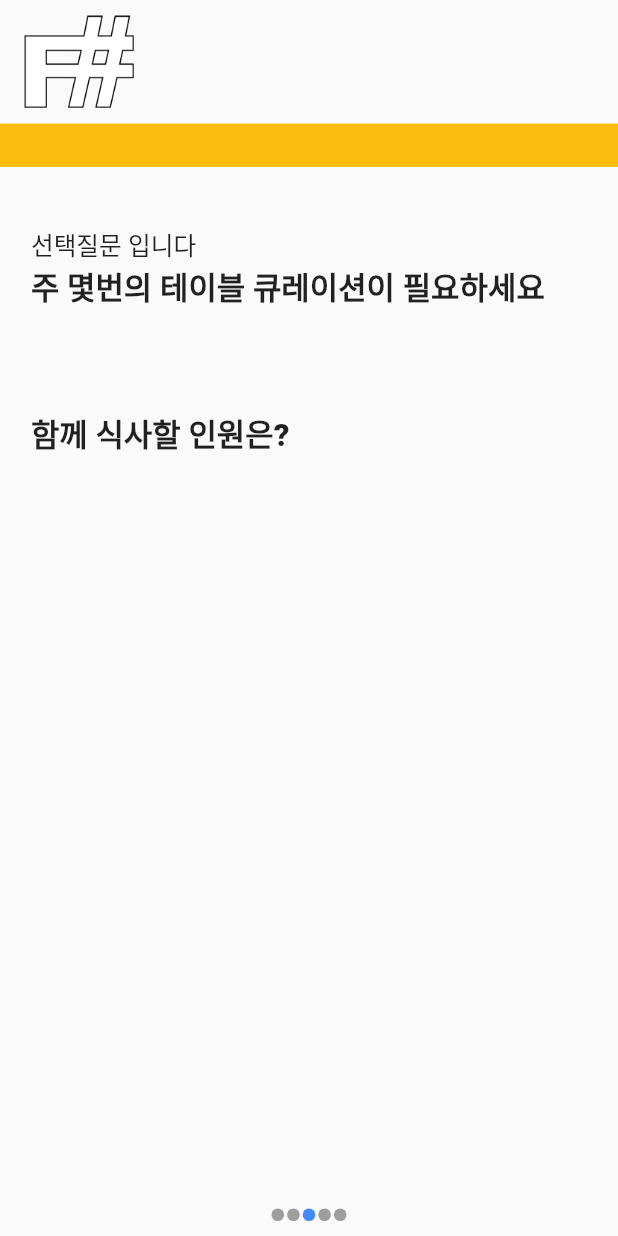
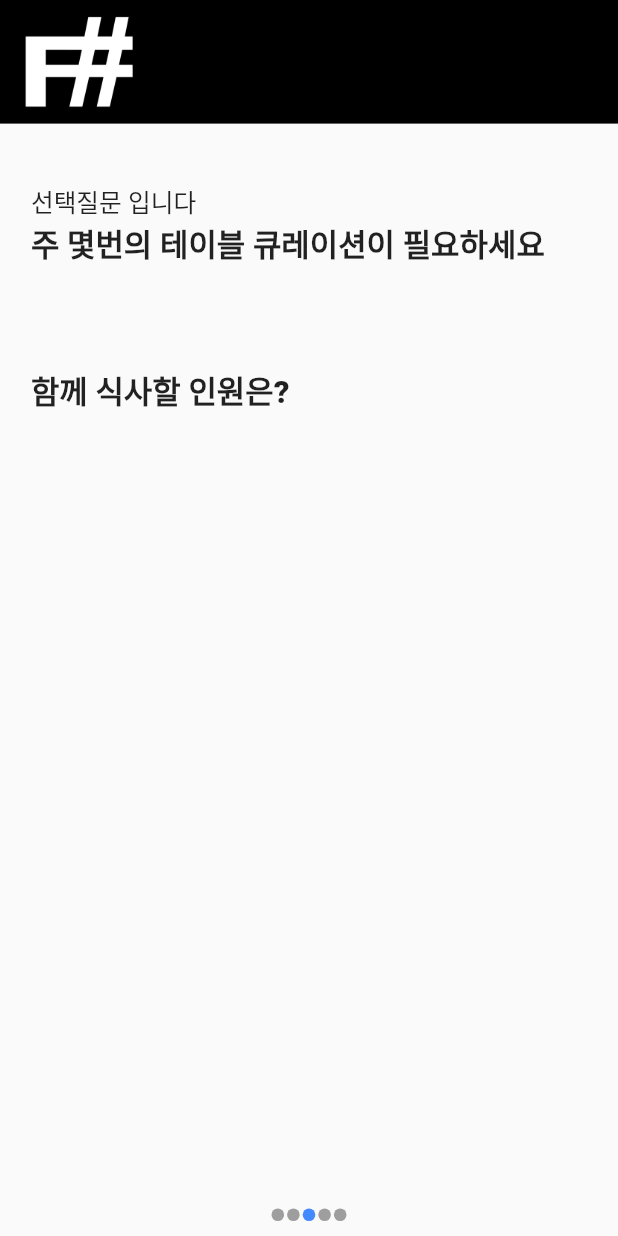
Before and after one commit to wjsghk9029/F-_Flutter_cj, a Flutter app: the StartOfTablePage screen opened directly, swiped to page 3, on a phone screen of 412 x 824 dp. Run offline on Flutter 3.47's test engine with Material 2 defaults, Android fonts, the phone set to English and light mode, and no system bars; our stand-ins replace double_back_to_close_app, flutter_secure_storage, get, google_sign_in; missing offline and left inert: keyboard_visibility, kopo; accounts and stored records are empty; network calls fail; Roboto replaces fonts that are missing (NanumGothic); statements that could not run were skipped.

Commit message:
앱바 변경

```diff
--- a/lib/page/register/start_oftable_page.dart
+++ b/lib/page/register/start_oftable_page.dart
@@ -1,6 +1,5 @@
 import 'package:flutter/material.dart';
 import 'package:get/get.dart';
-import 'package:oftable_flutter/Util.dart';
 import 'package:oftable_flutter/page/register/page/register_testpage.dart';
 import 'package:oftable_flutter/page/register/page/registerpage1.dart';
 import 'package:oftable_flutter/page/register/page/registerpage2.dart';
@@ -44,7 +43,7 @@ class _StartOfTablePageState extends State<StartOfTablePage> {
       appBar: AppBar(
         toolbarHeight: Get.height * 0.1,
         elevation: 0,
-        backgroundColor: Colors.transparent,
+        backgroundColor: Colors.black,
         title: Container(
           alignment: Alignment.centerLeft,
           child: Image.asset('assets/logo_white.png',
@@ -56,10 +55,6 @@ class _StartOfTablePageState extends State<StartOfTablePage> {
       body: Container(
         child: Column(
           children: [
-            Container(
-              color: ColorsUtil.indiaCurryYellow,
-              height: Get.height * 0.035,
-            ),
             Padding(padding: EdgeInsets.all(10)),
             Expanded(
               child: PageView.builder(
```
Also changed, not shown: lib/page/login/logintestgoogle.dart (+5 -3 lines), lib/page/login/page/loginpage.dart (+6 -1 lines), lib/page/main/main_page.dart (+5 -5 lines).
